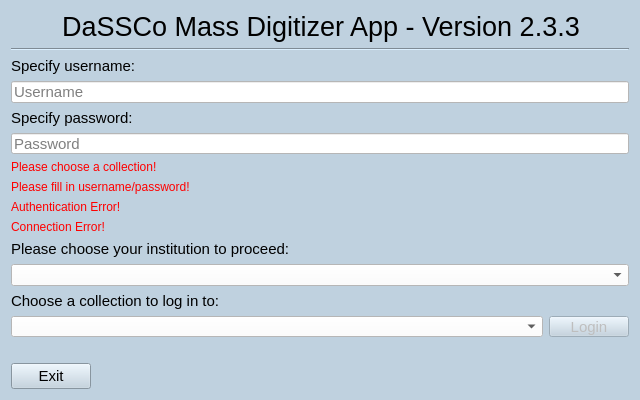
NHMDenmark/Mass-Digitizer, file MassDigitizer/ui/homescreen.ui: the form before one commit.
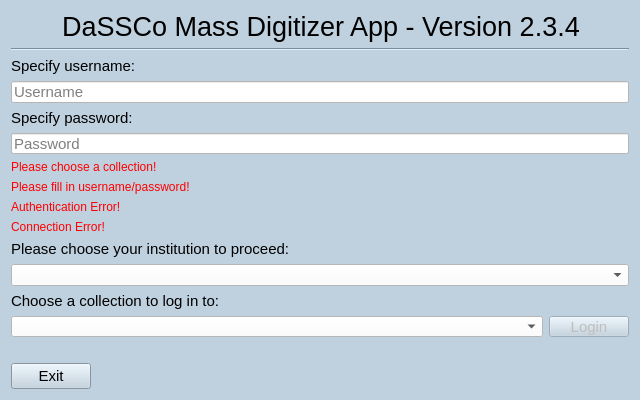
The form after the commit.

```diff
--- a/MassDigitizer/ui/homescreen.ui
+++ b/MassDigitizer/ui/homescreen.ui
@@ -61,7 +61,7 @@
       </font>
      </property>
      <property name="text">
-      <string>DaSSCo Mass Digitizer App - Version 2.3.3</string>
+      <string>DaSSCo Mass Digitizer App - Version 2.3.4</string>
      </property>
      <property name="alignment">
       <set>Qt::AlignmentFlag::AlignCenter</set>
```
